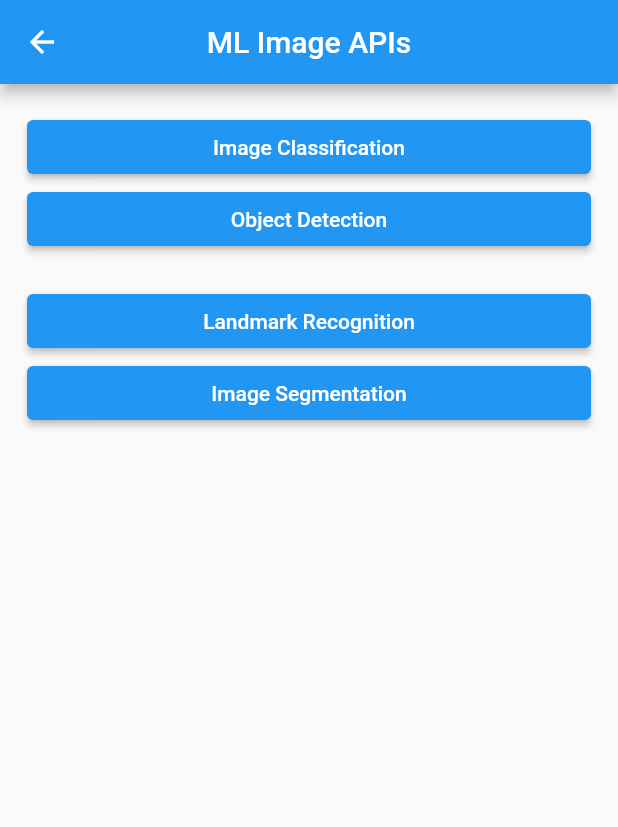
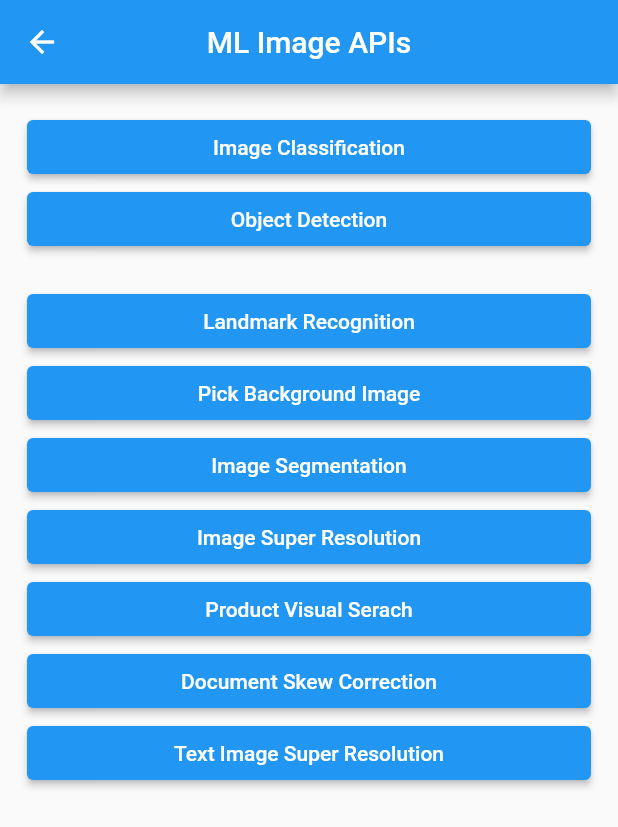
Before and after one commit to iMohsinIhsan/huaweimlapp, a Flutter app: the screen it shows after launch, after a tap on "Ml Image APIs", on a phone screen of 412 x 824 dp. Shown: the top 827 px of the screen. Run offline on Flutter 3.47's test engine with Material 2 defaults, Android fonts, the phone set to English and light mode, and no system bars; our stand-ins replace camera, file_picker, image_picker, just_audio; missing offline and left inert: huawei_ml_body, huawei_ml_image, huawei_ml_language, huawei_ml_text, huawei_scan.

Commit message:
scan kit added

```diff
--- a/lib/home_page.dart
+++ b/lib/home_page.dart
@@ -1,7 +1,9 @@
 import 'package:flutter/material.dart';
+import 'package:huaweimlapp/ml_body_api.dart';
 import 'package:huaweimlapp/ml_image_api.dart';
 import 'package:huaweimlapp/ml_language_api.dart';
 import 'package:huaweimlapp/ml_text_api.dart';
+import 'package:huaweimlapp/scan_kit.dart';
 
 class MyHomePage extends StatefulWidget {
   const MyHomePage({Key? key, required this.title}) : super(key: key);
@@ -75,11 +77,33 @@ class _MyHomePageState extends State<MyHomePage> {
                   child: const Center(child: Text('Ml Image APIs')),
                 ),
               ),
-              Container(
-                decoration: BoxDecoration(
-                    color: Colors.blue.shade100,
-                    borderRadius: BorderRadius.circular(30)),
-                child: const Center(child: Text('Ml Body APIs')),
+              GestureDetector(
+                onTap: () {
+                  Navigator.push(
+                    context,
+                    MaterialPageRoute(builder: (context) => const MlBodyApi()),
+                  );
+                },
+                child: Container(
+                  decoration: BoxDecoration(
+                      color: Colors.blue.shade100,
+                      borderRadius: BorderRadius.circular(30)),
+                  child: const Center(child: Text('Ml Body APIs')),
+                ),
+              ),
+              GestureDetector(
+                onTap: () {
+                  Navigator.push(
+                    context,
+                    MaterialPageRoute(builder: (context) => const ScanKit()),
+                  );
+                },
+                child: Container(
+                  decoration: BoxDecoration(
+                      color: Colors.blue.shade100,
+                      borderRadius: BorderRadius.circular(30)),
+                  child: const Center(child: Text('Scan Kit')),
+                ),
               ),
             ],
           ),
--- a/lib/ml_image_api.dart
+++ b/lib/ml_image_api.dart
@@ -30,7 +30,14 @@ class _MlImageApiState extends State<MlImageApi> {
   File? segmentationImage;
   List<MLRemoteLandmark>? landmarkRecognitionList;
   List<MLImageSegmentation>? segmentationList;
-
+  File? backgroundImage;
+  File? superResolutionImage;
+  File? visualSearchImage;
+  File? skewCorrectionImage;
+  MLDocumentSkewCorrectionResult? correctedImageResult;
+  MLImageSuperResolutionResult? superResolutionResult;
+  File? textSuperResolutionImage;
+  MLTextImageSuperResolution? textSuperResolutionResult;
   @override
   void initState() {
     // TODO: implement initState
@@ -315,7 +322,18 @@ class _MlImageApiState extends State<MlImageApi> {
                             .toList(),
                       ]),
                     )
-                  : SizedBox(),
+                  : const SizedBox(),
+              ElevatedButton(
+                  onPressed: () async {
+                    final XFile? image =
+                        await _picker.pickImage(source: ImageSource.gallery);
+                    if (image != null) {
+                      setState(() {
+                        backgroundImage = File(image.path);
+                      });
+                    }
+                  },
+                  child: const Text('Pick Background Image')),
               ElevatedButton(
                   onPressed: () async {
                     final XFile? image =
@@ -334,17 +352,17 @@ class _MlImageApiState extends State<MlImageApi> {
                         analyzerType:
                             MLImageSegmentationAnalyzerSetting.BODY_SEG,
                       );
-
 // Get segmentation result asynchronously.
 //                       MLImageSegmentation segmentation = await analyzer.asyncAnalyseFrame(setting);
 
 // Get segmentation results synchronously.
                       List<MLImageSegmentation> segmentations =
                           await analyzer.analyseFrame(setting);
+
                       setState(() {
                         segmentationList = segmentations;
                         print('SEGMENTATION');
-                        print(segmentationList!.elementAt(0).grayscale!);
+                        print(segmentationList!.first.grayscale!);
                         print('SEGMENTATION');
                       });
 
@@ -352,7 +370,7 @@ class _MlImageApiState extends State<MlImageApi> {
                       await analyzer.stop();
                     }
                   },
-                  child: Text('Image Segmentation')),
+                  child: const Text('Image Segmentation')),
               segmentationImage != null
                   ? SizedBox(
                       width: MediaQuery.of(context).size.width * 0.8,
@@ -369,7 +387,155 @@ class _MlImageApiState extends State<MlImageApi> {
                         // Image.memory(segmentationList![0].original!),
                       ],
                     )
-                  : Container()
+                  : Container(),
+              ElevatedButton(
+                  onPressed: () async {
+                    final XFile? image =
+                        await _picker.pickImage(source: ImageSource.gallery);
+                    if (image != null) {
+                      setState(() {
+                        superResolutionImage = File(image.path);
+                      });
+
+                      MLImageSuperResolutionAnalyzer analyzer =
+                          MLImageSuperResolutionAnalyzer();
+
+// Configure recognition settings.
+                      final setting =
+                          MLImageSuperResolutionAnalyzerSetting.create(
+                              path: superResolutionImage!.path);
+
+// Get recognition result asynchronously.
+                      MLImageSuperResolutionResult result =
+                          await analyzer.asyncAnalyseFrame(setting);
+
+// Get recognition result synchronously.
+//                       List<MLImageSuperResolutionResult> results =
+//                           await analyzer.analyseFrame(setting);
+
+                      setState(() {
+                        superResolutionResult = result;
+                      });
+// After the recognition ends, stop analyzer.
+                      await analyzer.stop();
+                    }
+                  },
+                  child: Text('Image Super Resolution')),
+              superResolutionImage != null
+                  ? SizedBox(
+                      width: MediaQuery.of(context).size.width * 0.8,
+                      height: MediaQuery.of(context).size.height * 0.3,
+                      child: Image.file(superResolutionImage!),
+                    )
+                  : const SizedBox(),
+              superResolutionResult != null
+                  ? Image.memory(superResolutionResult!.bytes!)
+                  : Container(),
+              ElevatedButton(
+                  onPressed: () async {
+                    final XFile? image =
+                        await _picker.pickImage(source: ImageSource.gallery);
+                    if (image != null) {
+                      setState(() {
+                        visualSearchImage = File(image.path);
+                      });
+
+                      // Create a product analyzer.
+                      MLProductVisionSearchAnalyzer analyzer =
+                          MLProductVisionSearchAnalyzer();
+
+// Configure the recognition settings.
+                      final setting =
+                          MLProductVisionSearchAnalyzerSetting.local(
+                        path: visualSearchImage!.path,
+                        productSetId: 'phone',
+                      );
+
+// Get the search results.
+                      List<MlProductVisualSearch?> visionSearch =
+                          await analyzer.searchProduct(setting);
+                      print('VISUAL SEARCH');
+                      print('VISUAL SEARCH');
+                      print(visionSearch.length);
+                      print('VISUAL SEARCH');
+
+// After the recognition ends, stop analyzer.
+                      bool result = await analyzer.stopProductAnalyzer();
+                    }
+                  },
+                  child: const Text('Product Visual Serach')),
+              ElevatedButton(
+                  onPressed: () async {
+                    final XFile? image =
+                        await _picker.pickImage(source: ImageSource.gallery);
+                    if (image != null) {
+                      setState(() {
+                        skewCorrectionImage = File(image.path);
+                      });
+                      MLDocumentSkewCorrectionAnalyzer analyzer =
+                          MLDocumentSkewCorrectionAnalyzer();
+
+                      MLDocumentSkewDetectResult detectionResult =
+                          await analyzer
+                              .analyseFrame(skewCorrectionImage!.path);
+
+                      MLDocumentSkewCorrectionResult corrected =
+                          await analyzer.syncDocumentSkewCorrect();
+                      setState(() {
+                        correctedImageResult = corrected;
+                      });
+                      await analyzer.stop();
+                    }
+                  },
+                  child: const Text('Document Skew Correction')),
+              skewCorrectionImage != null
+                  ? SizedBox(
+                      width: MediaQuery.of(context).size.width * 0.8,
+                      height: MediaQuery.of(context).size.height * 0.3,
+                      child: Image.file(skewCorrectionImage!),
+                    )
+                  : const SizedBox(),
+              correctedImageResult != null
+                  ? Image.memory(correctedImageResult!.bytes!)
+                  : Container(),
+              ElevatedButton(
+                  onPressed: () async {
+                    final XFile? image =
+                        await _picker.pickImage(source: ImageSource.gallery);
+                    if (image != null) {
+                      setState(() {
+                        textSuperResolutionImage = File(image.path);
+                      });
+
+                      // Create a text image super resolution analyzer.
+                      MLTextImageSuperResolutionAnalyzer analyzer =
+                          MLTextImageSuperResolutionAnalyzer();
+
+// Get recognition result asynchronously.
+                      MLTextImageSuperResolution result =
+                          await analyzer.asyncAnalyseFrame("local image path");
+
+                      setState(() {
+                        textSuperResolutionResult = result;
+                      });
+// Get recognition result synchronously.
+//                       List<MLTextImageSuperResolution> list = await analyzer.analyseFrame("local image path");
+
+// After the recognition ends, stop the analyzer.
+                      bool res = await analyzer.stop();
+                    }
+                  },
+                  child: Text('Text Image Super Resolution')),
+              textSuperResolutionImage != null
+                  ? SizedBox(
+                      width: MediaQuery.of(context).size.width * 0.8,
+                      height: MediaQuery.of(context).size.height * 0.3,
+                      child: Image.file(textSuperResolutionImage!),
+                    )
+                  : SizedBox(),
+              textSuperResolutionResult != null
+                  ? Image.memory(textSuperResolutionResult!.bytes!)
+                  : SizedBox()
             ],
           ),
         ),
--- a/pubspec.yaml
+++ b/pubspec.yaml
@@ -42,6 +42,9 @@ dependencies:
   file_picker: ^5.0.0
   just_audio: ^0.9.28
   huawei_ml_image: ^3.2.0+301
+  image: ^3.2.0
+  huawei_ml_body: ^3.2.0+301
+  huawei_scan: ^2.1.0+300
 
 dev_dependencies:
   flutter_test:
```
Also changed, not shown: lib/ml_body_api.dart (+98 -1 lines), lib/scan_kit.dart (added, +99 -0 lines), pubspec.lock, 1 other file.
